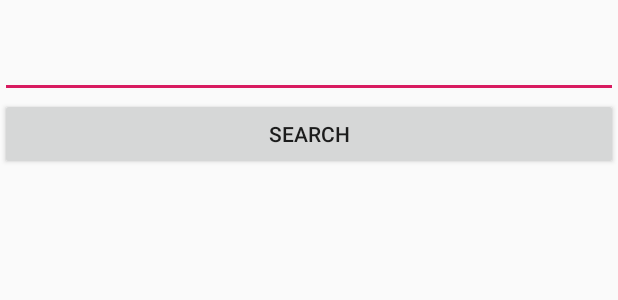
After one commit to BooitsDaly/CocktailCompanion, an Android app: the layout fragment_searchby_ingredient.xml on its own in the app's theme, with its tools: preview values and no code run, on a phone screen of 412 x 824 dp. The commit adds this screen. Shown: the top 300 px of the screen. Run offline under Robolectric (Android 15) with nearby library versions, the phone set to English and light mode, and no system bars.

Commit message:
search drink done

```diff
--- /dev/null
+++ b/app/src/main/res/layout/fragment_searchby_ingredient.xml
@@ -0,0 +1,17 @@
+<?xml version="1.0" encoding="utf-8"?>
+<LinearLayout xmlns:android="http://schemas.android.com/apk/res/android"
+              xmlns:tools="http://schemas.android.com/tools"
+              android:layout_width="match_parent"
+              android:layout_height="match_parent"
+              tools:context=".SearchbyIngredient" android:orientation="vertical">
+    <EditText
+            android:layout_width="match_parent"
+            android:layout_height="wrap_content"
+            android:inputType="textPersonName"
+            android:ems="10"
+            android:id="@+id/searchbyIngredient" android:layout_marginTop="20dp"/>
+    <Button
+            android:text="@android:string/search_go"
+            android:layout_width="match_parent"
+            android:layout_height="wrap_content" android:id="@+id/searchByIngredientBTN"/>
+</LinearLayout>
```
Also changed, not shown: app/src/main/java/com/example/cocktailcompanion/DrinksFragment.kt (+4 -13 lines), app/src/main/java/com/example/cocktailcompanion/MainActivity.kt (+24 -7 lines), app/src/main/java/com/example/cocktailcompanion/MyDrinksRecyclerViewAdapter.kt (+70 -14 lines), app/src/main/java/com/example/cocktailcompanion/SearchbyIngredient.kt (added, +31 -0 lines), app/src/main/java/com/example/cocktailcompanion/dummy/DummyContent.kt (deleted, +0 -57 lines), app/src/main/res/layout/fragment_drinks.xml (+8 -10 lines).
